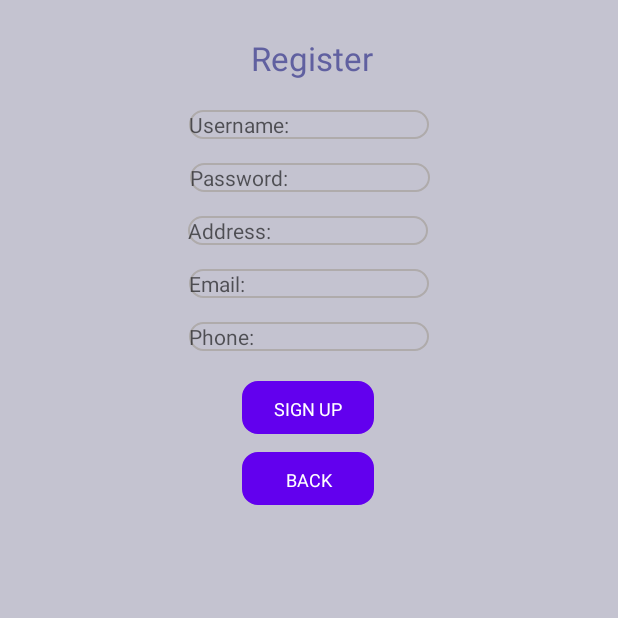
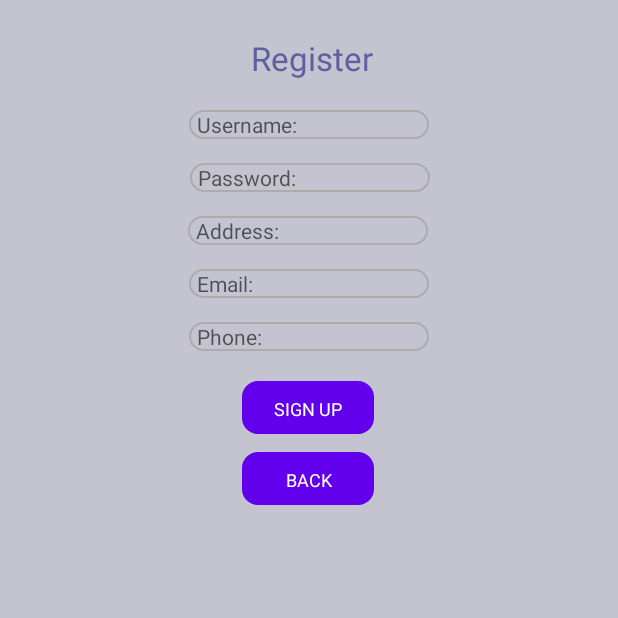
Before and after one commit to barabasizsolt/AndroidProject, an Android app: the RegisterFragment screen opened through its navigation route, on a phone screen of 412 x 824 dp, the top half of it. Run offline under Robolectric (Android 15) with nearby library versions, the phone set to English and light mode, and no system bars; our stand-ins replace Room's generated code; network calls fail; pictures from the network do not load.

```diff
--- a/app/src/main/res/layout/fragment_login.xml
+++ b/app/src/main/res/layout/fragment_login.xml
@@ -54,6 +54,7 @@
         android:layout_height="wrap_content"
         android:layout_marginTop="20dp"
         android:ems="10"
+        android:paddingStart="5dp"
         android:background="@drawable/search_bg"
         android:hint="Username: "
         android:inputType="textPersonName"
@@ -69,6 +70,7 @@
         android:layout_height="wrap_content"
         android:layout_marginTop="16dp"
         android:ems="10"
+        android:paddingStart="5dp"
         android:hint="Password: "
         android:background="@drawable/search_bg"
         android:textAppearance="@style/TextAppearance.AppCompat.Small"
--- a/app/src/main/res/layout/fragment_register.xml
+++ b/app/src/main/res/layout/fragment_register.xml
@@ -41,6 +41,7 @@
         android:layout_marginTop="20dp"
         android:ems="10"
         android:hint="Username: "
+        android:paddingStart="5dp"
         android:background="@drawable/search_bg"
         android:inputType="textPersonName"
         android:textAppearance="@style/TextAppearance.AppCompat.Small"
@@ -56,6 +57,7 @@
         android:layout_marginTop="16dp"
         android:ems="10"
         android:hint="Password: "
+        android:paddingStart="5dp"
         android:background="@drawable/search_bg"
         android:textAppearance="@style/TextAppearance.AppCompat.Small"
         android:textColor="#6060a0"
@@ -71,6 +73,7 @@
         android:layout_marginTop="16dp"
         android:ems="10"
         android:hint="Address: "
+        android:paddingStart="5dp"
         android:background="@drawable/search_bg"
         android:inputType="textAutoComplete"
         android:textAppearance="@style/TextAppearance.AppCompat.Small"
@@ -87,6 +90,7 @@
         android:layout_marginTop="16dp"
         android:ems="10"
         android:hint="Email: "
+        android:paddingStart="5dp"
         android:background="@drawable/search_bg"
         android:inputType="textEmailAddress"
         android:textAppearance="@style/TextAppearance.AppCompat.Small"
@@ -102,6 +106,7 @@
         android:layout_marginTop="16dp"
         android:ems="10"
         android:hint="Phone: "
+        android:paddingStart="5dp"
         android:background="@drawable/search_bg"
         android:inputType="phone"
         android:textAppearance="@style/TextAppearance.AppCompat.Small"
```
Also changed, not shown: app/build.gradle (+10 -3 lines).
